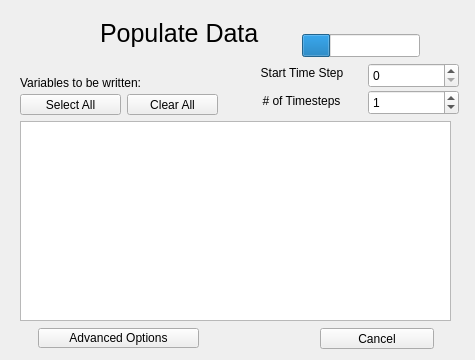
Qt form apps/vdcwizard/ui/Page4.ui (yyr/vapor) before a commit.
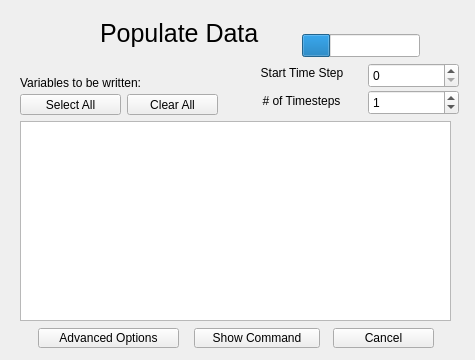
The same form after that commit.

Commit message: Added option for user to view command line syntax for the wisard's current data conversion settings

The edit to the form file:
```diff
--- a/apps/vdcwizard/ui/Page4.ui
+++ b/apps/vdcwizard/ui/Page4.ui
@@ -127,7 +127,7 @@
     <rect>
      <x>38</x>
      <y>328</y>
-     <width>161</width>
+     <width>141</width>
      <height>20</height>
     </rect>
    </property>
@@ -222,16 +222,29 @@
   <widget class="QPushButton" name="cancelButton">
    <property name="geometry">
     <rect>
-     <x>320</x>
+     <x>333</x>
      <y>328</y>
-     <width>114</width>
-     <height>21</height>
+     <width>101</width>
+     <height>20</height>
     </rect>
    </property>
    <property name="text">
     <string>Cancel</string>
    </property>
   </widget>
+  <widget class="QPushButton" name="showCommandButton">
+   <property name="geometry">
+    <rect>
+     <x>194</x>
+     <y>328</y>
+     <width>126</width>
+     <height>20</height>
+    </rect>
+   </property>
+   <property name="text">
+    <string>Show Command</string>
+   </property>
+  </widget>
  </widget>
  <resources/>
  <connections/>
```
The commit also changes 9 other files.
